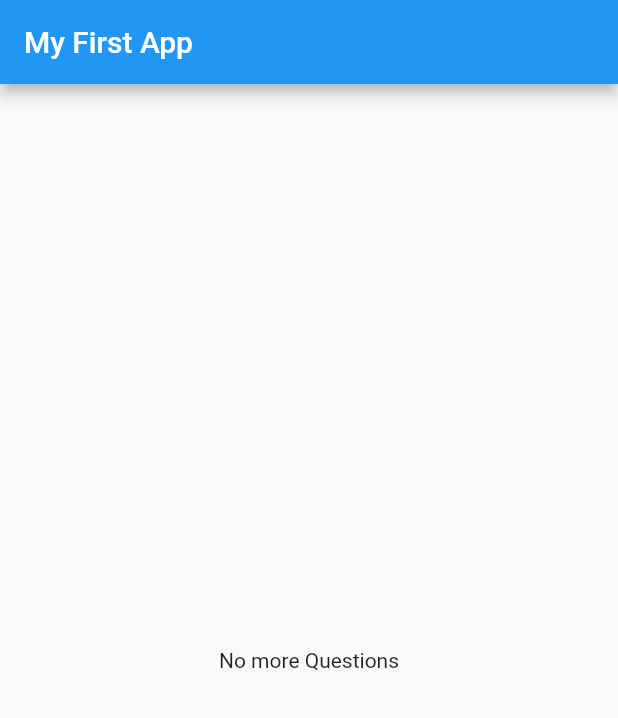
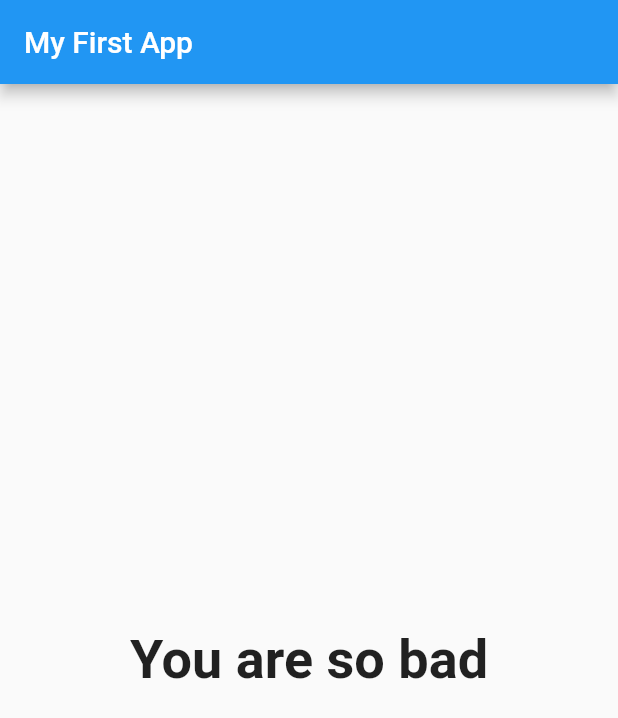
Before and after one commit to KellyEgesa/flutter_tutorial, a Flutter app: the screen it shows after launch, after a tap on "Black", after a tap on "Cat", after a tap on "Chelsea", on a phone screen of 412 x 824 dp. Shown: the top 718 px of the screen. Run offline on Flutter 3.47's test engine with Material 2 defaults, Android fonts, the phone set to English and light mode, and no system bars.

```diff
--- a/lib/main.dart
+++ b/lib/main.dart
@@ -18,19 +18,37 @@ class _MyAppState extends State<_MyApp> {
   final _questions = [
     {
       "questionText": "What's your favourite color?",
-      "answers": ["Black", "Red", "Green", "White"],
+      "answers": [
+        {"text": "Black", "score": 10},
+        {"text": "Red", "score": 7},
+        {"text": "Green", "score": 5},
+        {"text": "White", "score": 3}
+      ],
     },
     {
       "questionText": "What's your favourite animal?",
-      "answers": ["Dog", "Cat", "Tortoise", "Snake"]
+      "answers": [
+        {"text": "Dog", "score": 10},
+        {"text": "Cat", "score": 7},
+        {"text": "Tortoise", "score": 5},
+        {"text": "Snake", "score": 3}
+      ]
     },
     {
       "questionText": "What's your favourite team?",
-      "answers": ["Arsenal", "Liverpool", "Chelsea", "Leicester"]
+      "answers": [
+        {"text": "Arsenal", "score": 10},
+        {"text": "Liverpool", "score": 7},
+        {"text": "Chelsea", "score": 5},
+        {"text": "Leicester", "score": 3}
+      ]
     }
   ];
 
-  void _answerQuestion() {
+  var _totalScore = 0;
+
+  void _answerQuestion(int score) {
+    _totalScore += score;
     setState(() {
       _questionIndex = _questionIndex + 1;
     });
@@ -40,14 +58,15 @@ class _MyAppState extends State<_MyApp> {
   @override
   Widget build(BuildContext context) {
     return MaterialApp(
-        home: Scaffold(
-      appBar: AppBar(
-        title: Text("My First App"),
+      home: Scaffold(
+        appBar: AppBar(
+          title: Text("My First App"),
+        ),
+        body: _questionIndex < _questions.length
+            ? Quiz(_answerQuestion, _questions, _questionIndex)
+            : Result(_totalScore),
       ),
-      body: _questionIndex < _questions.length
-          ? Quiz(_answerQuestion, _questions, _questionIndex)
-          : Result(),
-    ));
+    );
   }
 }
 //always prioritise smaller widgets
--- a/lib/quiz.dart
+++ b/lib/quiz.dart
@@ -15,8 +15,9 @@ class Quiz extends StatelessWidget {
       Question(
         questions[questionIndex]['questionText'],
       ),
-      ...(questions[questionIndex]["answers"] as List<String>)
-          .map((answer) => Answer(answerQuestions, answer))
+      ...(questions[questionIndex]["answers"] as List<Map<String, Object>>)
+          .map((answer) =>
+              Answer(() => answerQuestions(answer["score"]), answer["text"]))
           .toList()
     ]);
   }
--- a/lib/result.dart
+++ b/lib/result.dart
@@ -1,10 +1,35 @@
 import 'package:flutter/material.dart';
 
 class Result extends StatelessWidget {
+  final int resultScore;
+
+  Result(this.resultScore);
+
+  String get resultPhrase {
+    var resultText;
+    if (resultScore <= 8) {
+      resultText = "You are awesome and innocent";
+    } else if (resultScore <= 12) {
+      resultText = "Pretty likeable";
+    } else if (resultScore <= 16) {
+      resultText = "You are strange";
+    } else {
+      resultText = "You are so bad";
+    }
+    return resultText;
+  }
+
   @override
   Widget build(BuildContext context) {
     return Center(
-      child: Text("No more Questions"),
+      child: Text(
+        resultPhrase,
+        style: TextStyle(
+          fontSize: 36,
+          fontWeight: FontWeight.bold,
+        ),
+        textAlign: TextAlign.center,
+      ),
     );
   }
 }
```
